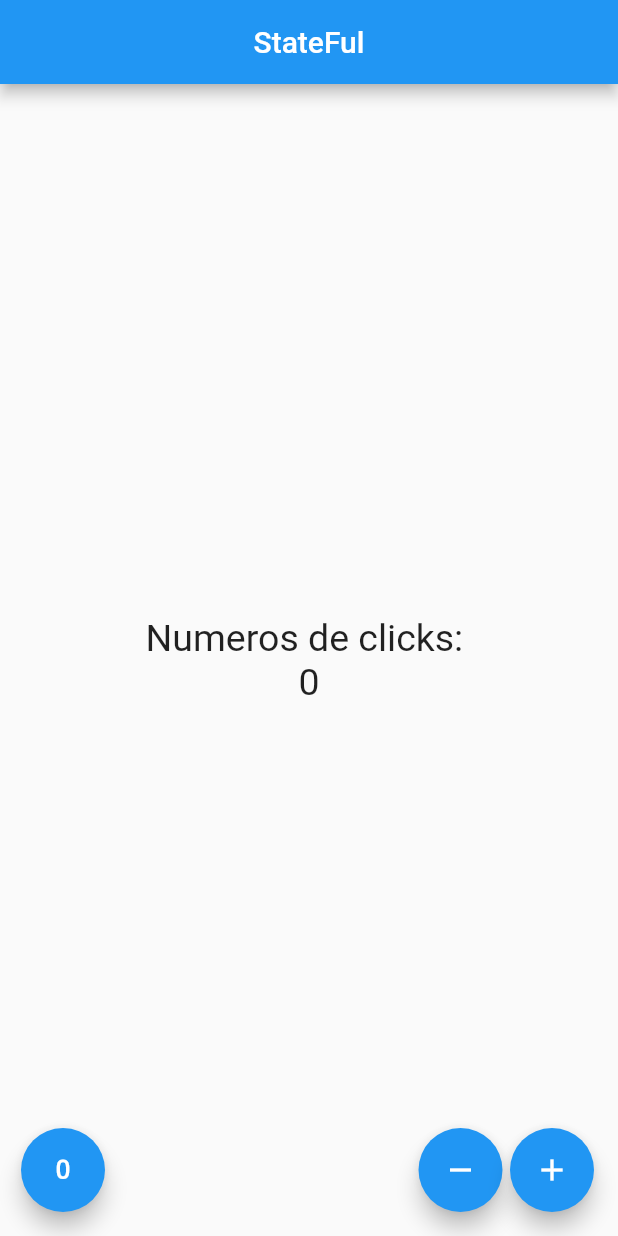
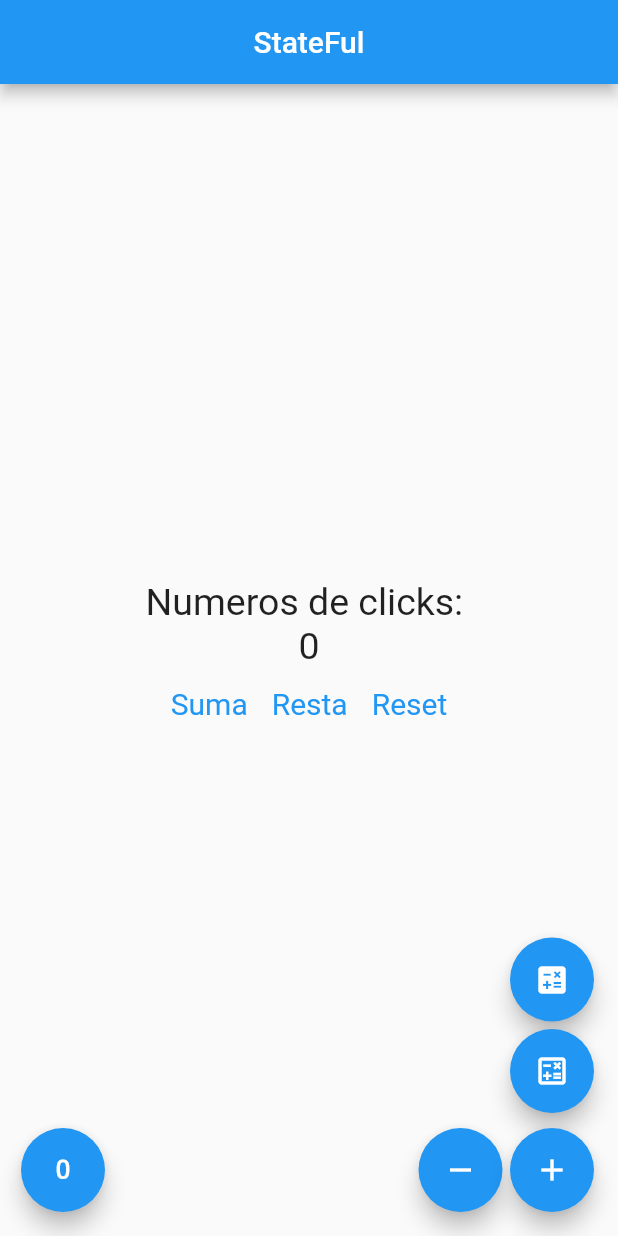
Before and after one commit to SamuCN/primera_aplicacion, a Flutter app: the screen it shows after launch, on a phone screen of 412 x 824 dp. Run offline on Flutter 3.47's test engine with Material 2 defaults, Android fonts, the phone set to English and light mode, and no system bars.

Commit message:
Añadiendo botones, row y column

```diff
--- a/lib/src/pages/contador_page.dart
+++ b/lib/src/pages/contador_page.dart
@@ -24,6 +24,31 @@ class _ContadorPageState extends State<ContadorPage> {
           children: <Widget>[
             Text("Numeros de clicks: ", style:  _estiloTexto),
             Text("$_contador", style: _estiloTexto),
+            Row(
+               mainAxisAlignment: MainAxisAlignment.center,
+               children: <Widget>[
+                TextButton(style: TextButton.styleFrom(
+                  textStyle: TextStyle(fontSize: 20),
+                ),
+                onPressed: _sumar,//(){},
+                child: Text("Suma")
+                ),
+                TextButton(style: TextButton.styleFrom(
+                  textStyle: TextStyle(fontSize: 20),
+                ),
+                onPressed: _restar,//(){},
+                child: Text("Resta")
+                ),
+
+                TextButton(style: TextButton.styleFrom(
+                  textStyle: TextStyle(fontSize: 20),
+                ),
+                onPressed: _reset,//(){},
+                child: Text("Reset")
+
+                ),
+            ],
+            )
           ]
         ),
       ),
@@ -32,7 +57,15 @@ class _ContadorPageState extends State<ContadorPage> {
    );
   }
         Widget _crearBotones(){
-    return Row(
+          return Column(
+                mainAxisAlignment: MainAxisAlignment.end,
+                crossAxisAlignment: CrossAxisAlignment.end,
+                children: <Widget>[
+                  FloatingActionButton(child: Icon(Icons.calculate), onPressed: _doble),
+                  SizedBox(height: 5.0),
+                  FloatingActionButton(child: Icon(Icons.calculate_outlined), onPressed: _triple),
+                  SizedBox(height: 10.0),
+                  Row(
                     mainAxisAlignment: MainAxisAlignment.end,
                     children: <Widget>[
                       SizedBox(width: 30),
@@ -42,9 +75,11 @@ class _ContadorPageState extends State<ContadorPage> {
                       SizedBox(width: 5.0),
                       FloatingActionButton(child: Icon(Icons.add), onPressed: _sumar),
                     ],
+                  ),
+                ],
           );
+        }
 
-  }
 
         void _sumar(){
           setState(() {
@@ -63,4 +98,17 @@ class _ContadorPageState extends State<ContadorPage> {
             _contador=0;
           });
         }
+
+        void _doble(){
+          setState(() {
+            _contador = _contador * 2;
+          });
         }
+
+        void _triple(){
+          setState(() {
+            _contador = _contador * 3;
+          });
+        }
+
+}
```
Lines whose indentation alone changed are shown as unchanged.
